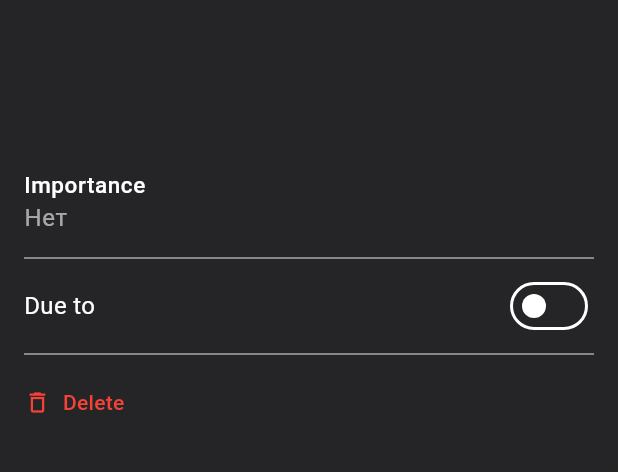
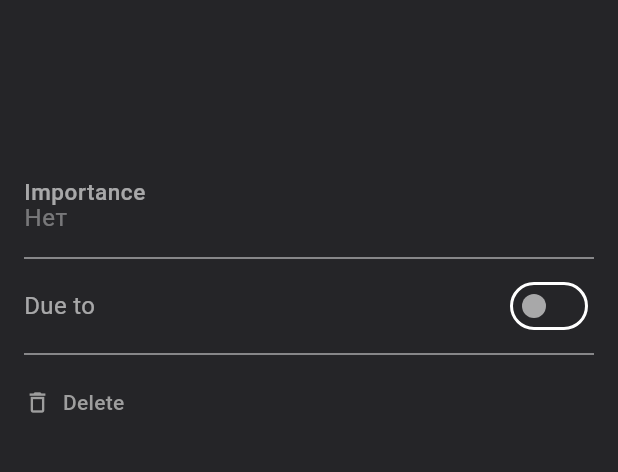
Before and after one commit to osekine/ya_Homework, a Flutter app: the NewChoreScreen screen opened by its route, on a phone screen of 412 x 824 dp, the part 132-604 px from its top. Run offline on Flutter 3.47's test engine with Material 3 defaults, Android fonts, the phone set to English and light mode, and no system bars; our stand-ins replace dio, flutter_dotenv, get_it, go_router, google_fonts, logger and 1 more; accounts and stored records are empty; network calls fail.

Commit message:
now chore can not be chosen if TextField is empty

```diff
--- a/lib/features/add_chore/presentation/inherits/add_chore_provider.dart
+++ b/lib/features/add_chore/presentation/inherits/add_chore_provider.dart
@@ -2,18 +2,42 @@ import 'package:flutter/material.dart';
 import 'package:to_do_app/features/add_chore/presentation/screens/new_chore.dart';
 import 'package:to_do_app/core/models/chore.dart';
 
-class AddChoreProvider extends InheritedWidget {
+enum Aspects { hasChore, date, priority }
+
+class AddChoreProvider extends InheritedModel<Aspects> {
   const AddChoreProvider({
     super.key,
     required super.child,
     required this.controller,
+    required this.hasChore,
+    required this.dateTime,
+    required this.priority,
   });
 
   final NewChoreScreenState controller;
+  final bool hasChore;
+  final DateTime? dateTime;
+  final Priority priority;
 
   @override
   bool updateShouldNotify(AddChoreProvider oldWidget) {
     return true;
+  }
+
+  @override
+  bool updateShouldNotifyDependent(
+      AddChoreProvider oldWidget, Set<Aspects> dependencies) {
+    for (final dep in dependencies) {
+      switch (dep) {
+        case Aspects.hasChore:
+          return hasChore != oldWidget.hasChore;
+        case Aspects.date:
+          return dateTime != oldWidget.dateTime;
+        case Aspects.priority:
+          return priority != oldWidget.priority;
+      }
+    }
+    return false;
   }
 
   static AddChoreProvider? maybeOf(
@@ -27,6 +51,26 @@ class AddChoreProvider extends InheritedWidget {
   static AddChoreProvider of(BuildContext context) =>
       maybeOf(context, listen: true) as AddChoreProvider;
 
+  static bool chorePresenceOf(BuildContext context) =>
+      InheritedModel.inheritFrom<AddChoreProvider>(
+        context,
+        aspect: Aspects.hasChore,
+      )?.hasChore ??
+      false;
+
+  static DateTime? dateOf(BuildContext context) =>
+      InheritedModel.inheritFrom<AddChoreProvider>(
+        context,
+        aspect: Aspects.date,
+      )?.controller.dateTime;
+
+  static Priority priorityOf(BuildContext context) =>
+      InheritedModel.inheritFrom<AddChoreProvider>(
+        context,
+        aspect: Aspects.priority,
+      )?.controller.priority ??
+      Priority.none;
+
   Chore? getChore() {
     return controller.hasChore
         ? Chore(
--- a/lib/features/add_chore/presentation/widgets/chose_date_widget.dart
+++ b/lib/features/add_chore/presentation/widgets/chose_date_widget.dart
@@ -1,50 +1,35 @@
 part of '../screens/new_chore.dart';
 
 class ChoseDateWidget extends StatefulWidget {
-  const ChoseDateWidget({
-    super.key,
-  });
+  const ChoseDateWidget({super.key});
 
   @override
   State<ChoseDateWidget> createState() => _ChoseDateWidgetState();
 }
 
 class _ChoseDateWidgetState extends State<ChoseDateWidget> {
-  DateTime? date;
+  // DateTime? date;
 
-  bool canSwitch = false;
+  // bool canSwitch = false;
 
-  void chooseDate(bool value) async {
-    if (!value || !canSwitch) {
-      date = null;
-    } else {
-      final newDate = await showDatePicker(
-        context: context,
-        firstDate: DateTime.now(),
-        lastDate: DateTime(DateTime.now().year + 1),
-      );
-      date = newDate;
-    }
-    setState(() {
-      NewChoreScreenState.of(context).changeDate(date);
-    });
-  }
-
-  @override
-  void didChangeDependencies() {
-    super.didChangeDependencies();
-    bool newCanSwitch = NewChoreScreenState.of(context).hasChore;
-    if (newCanSwitch != canSwitch) {
-      setState(() {
-        canSwitch = newCanSwitch;
-        date = NewChoreScreenState.of(context).dateTime;
-      });
-    }
-  }
+  // @override
+  // void didChangeDependencies() {
+  //   super.didChangeDependencies();
+  //   bool newCanSwitch = NewChoreScreenState.of(context).hasChore;
+  //   if (newCanSwitch != canSwitch) {
+  //     setState(() {
+  //       canSwitch = newCanSwitch;
+  //       date = NewChoreScreenState.of(context).dateTime;
+  //     });
+  //   }
+  // }
 
   @override
   Widget build(BuildContext context) {
     final colors = Theme.of(context).colorScheme;
+    final canSwitch = AddChoreProvider.chorePresenceOf(context);
+    final baseColor = canSwitch ? colors.onBackground : colors.onSurface;
+    Logs.log('ChoseDateWidget build');
     return Row(
       mainAxisAlignment: MainAxisAlignment.spaceBetween,
       children: [
@@ -55,24 +40,88 @@ class _ChoseDateWidgetState extends State<ChoseDateWidget> {
               S.of(context).deadline,
               style: TextOption.getCustomStyle(
                 style: TextStyles.body,
-                color: colors.onBackground,
+                color: baseColor,
               ),
             ),
-            if (date != null)
-              Text(
-                getFormattedDate(date!.toLocal()),
-                style: TextOption.getCustomStyle(
-                  style: TextStyles.body,
-                  color: colors.primary,
-                ),
-              ),
+            const _DateDescriptionWidget(),
           ],
         ),
-        Switch(
-          value: date != null && canSwitch,
-          onChanged: chooseDate,
-        ),
+        _SwitchDateWidget(baseColor: baseColor, canSwitch: canSwitch),
       ],
     );
   }
 }
+
+class _SwitchDateWidget extends StatefulWidget {
+  const _SwitchDateWidget({
+    super.key,
+    required this.baseColor,
+    required this.canSwitch,
+  });
+
+  final Color baseColor;
+  final bool canSwitch;
+
+  @override
+  State<_SwitchDateWidget> createState() => _SwitchDateWidgetState();
+}
+
+class _SwitchDateWidgetState extends State<_SwitchDateWidget> {
+  late NewChoreScreenState controller;
+
+  @override
+  void didChangeDependencies() {
+    super.didChangeDependencies();
+    controller = NewChoreScreenState.of(context);
+  }
+
+  void chooseDate(bool value, DateTime? date) async {
+    if (!value) {
+      date = null;
+    } else {
+      final newDate = await showDatePicker(
+        context: context,
+        firstDate: DateTime.now(),
+        lastDate: DateTime(DateTime.now().year + 1),
+      );
+      date = newDate;
+    }
+    controller.changeDate(date);
+  }
+
+  @override
+  Widget build(BuildContext context) {
+    final date = AddChoreProvider.dateOf(context);
+    return Switch(
+      inactiveThumbColor: widget.baseColor,
+      // trackOutlineColor: WidgetStateProperty.resolveWith<Color?>(
+      //   (Set<WidgetState> states) =>
+      //       states.contains(WidgetState.disabled) ||
+      //               states.contains(WidgetState.focused)
+      //           ? baseColor
+      //           : null,
+      // ),
+      value: date != null && widget.canSwitch,
+      onChanged: ((value) => widget.canSwitch ? chooseDate(value, date) : null),
+    );
+  }
+}
+
+class _DateDescriptionWidget extends StatelessWidget {
+  const _DateDescriptionWidget({super.key});
+
+  @override
+  Widget build(BuildContext context) {
+    final colors = Theme.of(context).colorScheme;
+    final date = AddChoreProvider.dateOf(context);
+    return date == null
+        ? const SizedBox()
+        : Text(
+            getFormattedDate(date.toLocal()),
+            style: TextOption.getCustomStyle(
+              style: TextStyles.body,
+              color: colors.primary,
+            ),
+          );
+  }
+}
--- a/lib/features/add_chore/presentation/widgets/delete_description_widget.dart
+++ b/lib/features/add_chore/presentation/widgets/delete_description_widget.dart
@@ -7,19 +7,19 @@ class DeleteDescriptionWidget extends StatelessWidget {
 
   @override
   Widget build(BuildContext context) {
+    Logs.log('DeleteDescriptionWidget build');
     final model = NewChoreScreenState.of(context);
+    final isActive = AddChoreProvider.chorePresenceOf(context);
     return TextButton.icon(
       style: TextButton.styleFrom(
         shape: const RoundedRectangleBorder(
           borderRadius: BorderRadius.all(Radius.circular(8.0)),
         ),
-        foregroundColor: Colors.red,
+        foregroundColor: isActive ? Colors.red : Colors.grey,
         alignment: Alignment.centerLeft,
         padding: EdgeInsets.zero,
       ),
-      onPressed: () {
-        model.textController.clear();
-      },
+      onPressed: () => model.deleteChore(),
       icon: const Icon(Icons.delete_outline),
       label: Text(S.of(context).delete),
     );
--- a/lib/features/add_chore/presentation/widgets/priority_widget.dart
+++ b/lib/features/add_chore/presentation/widgets/priority_widget.dart
@@ -7,30 +7,48 @@ class PriorityWidget extends StatelessWidget {
 
   @override
   Widget build(BuildContext context) {
+    Logs.log('PriorityWidget build');
     final colors = Theme.of(context).colorScheme;
-    final state = NewChoreScreenState.of(context);
+    final priority = AddChoreProvider.priorityOf(context);
+    final canSwitch = AddChoreProvider.chorePresenceOf(context);
+    final baseColor = canSwitch ? colors.onBackground : colors.onSurface;
     return DropdownMenu(
-      onSelected: (value) => NewChoreScreenState.of(context)
-          .changePriority(value ?? state.priority),
-      label: Text(S.of(context).importance),
+      enabled: canSwitch,
+      onSelected: (value) =>
+          NewChoreScreenState.of(context).changePriority(value ?? priority),
+      label: Text(
+        S.of(context).importance,
+        style: TextOption.getCustomStyle(
+          style: TextStyles.subtitle,
+          color: baseColor,
+        ),
+      ),
       inputDecorationTheme: InputDecorationTheme(
         border: InputBorder.none,
         labelStyle: TextOption.getCustomStyle(
           style: TextStyles.subtitle,
-          color: colors.onBackground,
+          color: baseColor,
         ),
       ),
       enableSearch: false,
       menuStyle: MenuStyle(
         surfaceTintColor:
-            MaterialStateColor.resolveWith((states) => colors.surface),
+            WidgetStateColor.resolveWith((states) => colors.surface),
         alignment: AlignmentDirectional.topStart,
       ),
       trailingIcon:
           const Icon(Icons.arrow_drop_down, color: Colors.transparent),
-      initialSelection: state.priority,
+      initialSelection: priority,
       dropdownMenuEntries: Priority.values.map((e) {
         if (e == Priority.high) {
+          return _highPriorityEntry(e);
+        }
+        return DropdownMenuEntry(value: e, label: e.name);
+      }).toList(),
+    );
+  }
+
+  DropdownMenuEntry<Priority> _highPriorityEntry(Priority e) {
     return DropdownMenuEntry(
       value: e,
       label: e.name,
@@ -45,8 +63,4 @@ class PriorityWidget extends StatelessWidget {
       ),
     );
   }
-        return DropdownMenuEntry(value: e, label: e.name);
-      }).toList(),
-    );
 }
-}
```
Also changed, not shown: lib/features/add_chore/presentation/screens/new_chore.dart (+17 -4 lines), 1 other file. Lines whose indentation alone changed are shown as unchanged.
